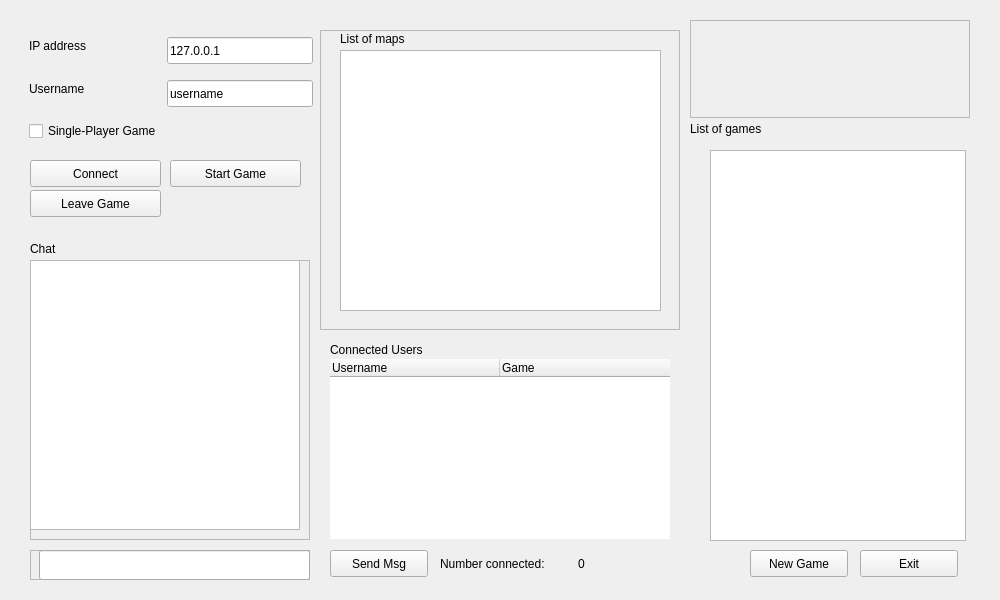
Above: src/client/lobbywindow.ui from dc2011/td before the change. Below: the same form after it.
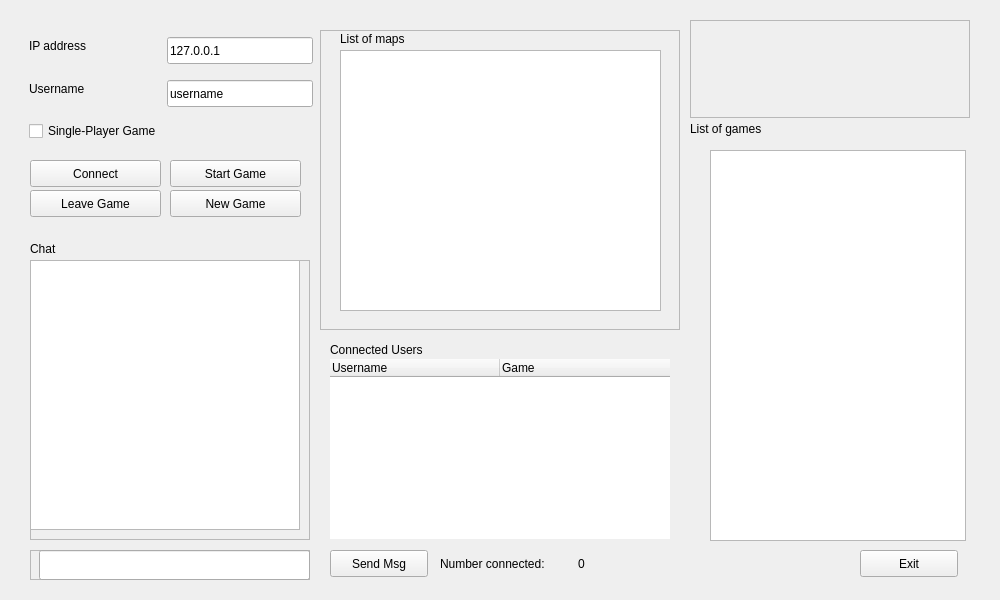
That is the form after the change.

Commit message: Fix kelvi's mess on the GUI

```diff
--- a/src/client/lobbywindow.ui
+++ b/src/client/lobbywindow.ui
@@ -240,9 +240,9 @@
    <widget class="QPushButton" name="newGame">
     <property name="geometry">
      <rect>
-      <x>750</x>
-      <y>550</y>
-      <width>98</width>
+      <x>170</x>
+      <y>190</y>
+      <width>131</width>
       <height>27</height>
      </rect>
     </property>
```
The commit also changes 1 other file.
